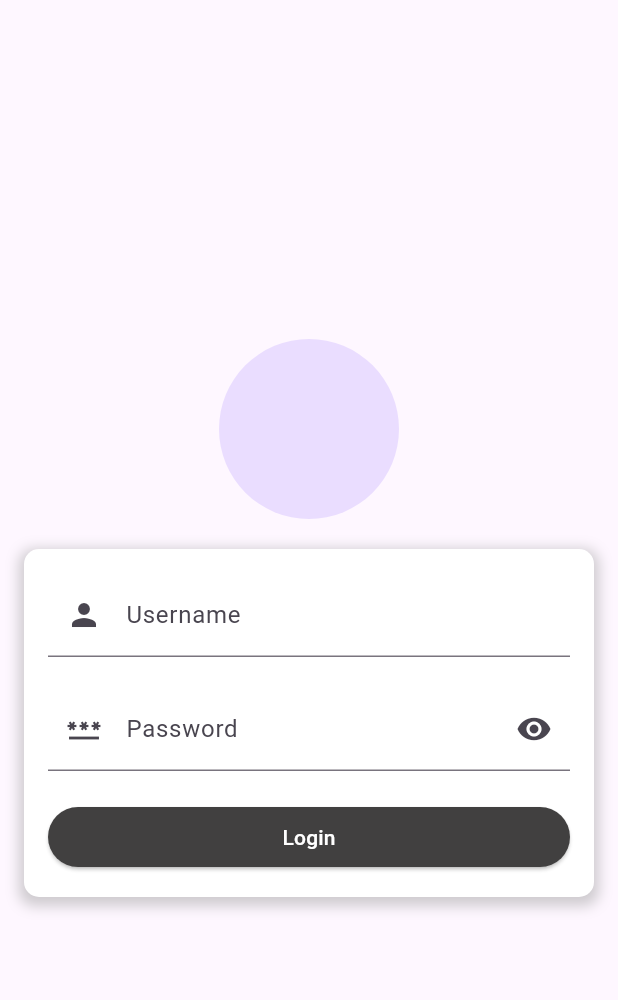
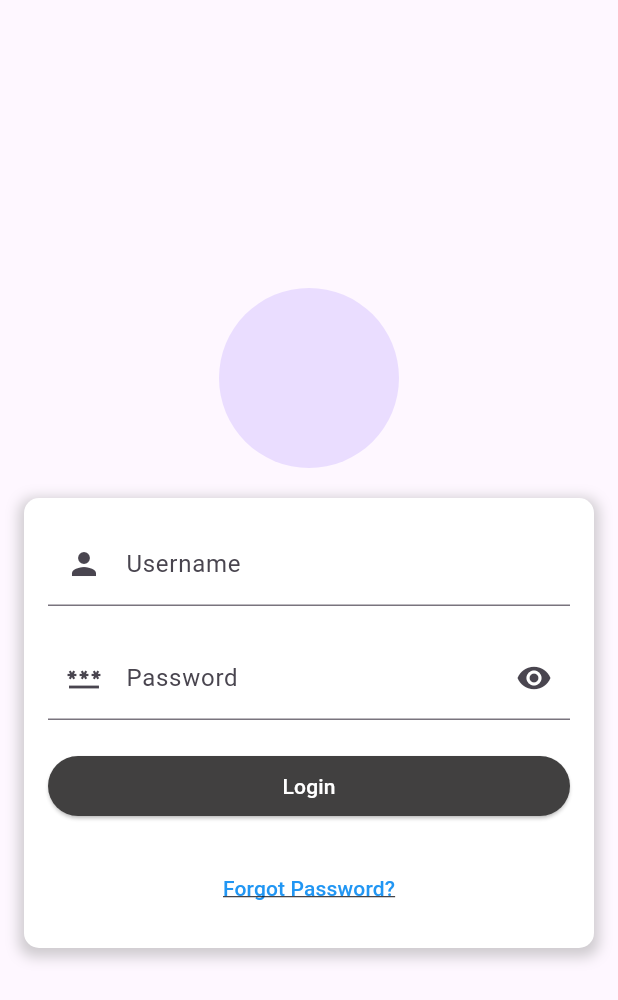
Before and after one commit to elluy-gabriel-p/project_p3l_mobile, a Flutter app: the screen it shows after launch, on a phone screen of 412 x 824 dp. Shown: the top 1000 px of the screen. Run offline on Flutter 3.47's test engine with Material 3 defaults, Android fonts, the phone set to English and light mode, and no system bars; our stand-ins replace flutter_riverpod; missing offline and left inert: mobile_scanner.

Commit message:
tambah forget password button

```diff
--- a/lib/main.dart
+++ b/lib/main.dart
@@ -17,7 +17,7 @@ class MyApp extends StatelessWidget {
   @override
   Widget build(BuildContext context) {
     return MaterialApp(
-      title: 'Atama Kitchen',
+      title: 'Atma Kitchen',
       theme: ThemeData(
         primarySwatch: Colors.blue,
       ),
--- a/lib/view/login.dart
+++ b/lib/view/login.dart
@@ -190,6 +190,22 @@ class _LoginViewState extends State<LoginView> {
                             style: TextStyle(color: Colors.white),
                           ),
                         ),
+
+                        SizedBox(height: 20),
+
+                        // Forgot Password Button
+                        TextButton(
+                          onPressed: () {
+                            // Implement forgot password functionality
+                          },
+                          child: Text(
+                            "Forgot Password?",
+                            style: TextStyle(
+                              color: Colors.blue,
+                              decoration: TextDecoration.underline,
+                            ),
+                          ),
+                        ),
                       ],
                     ),
                   ),
```
